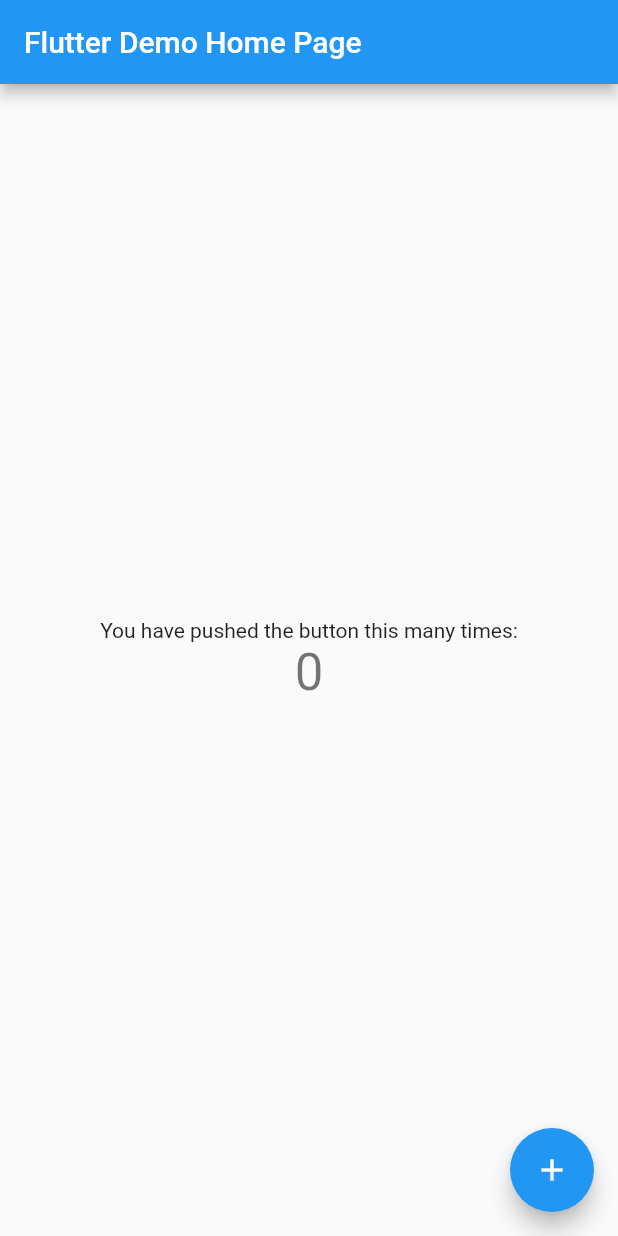
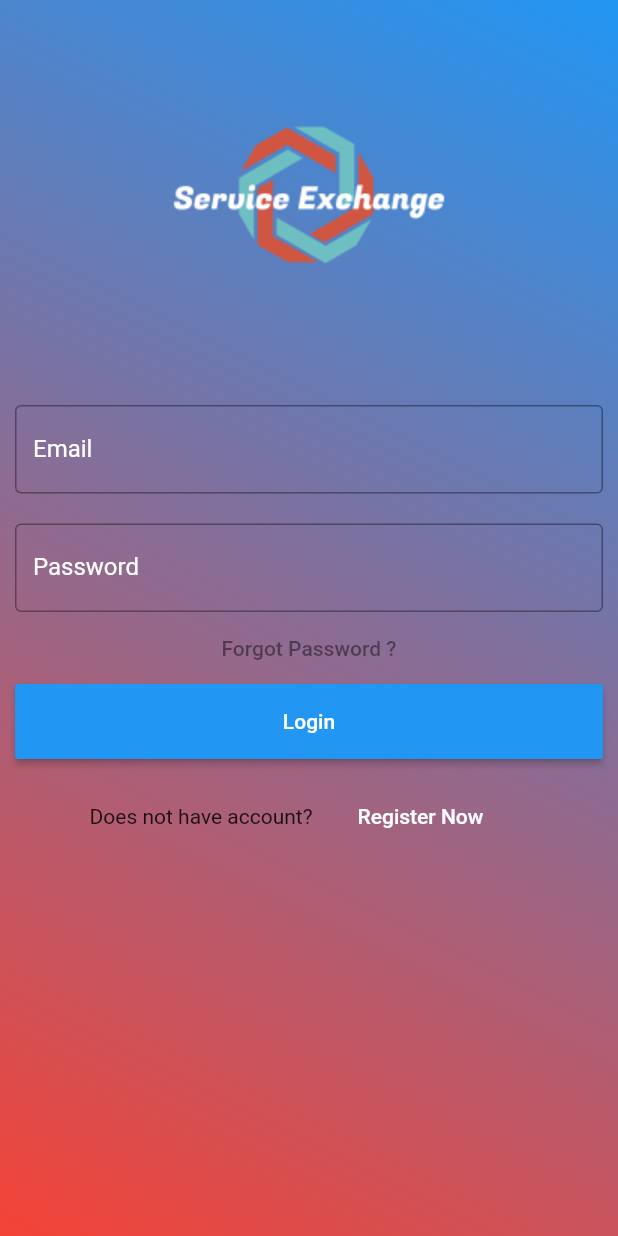
Before and after one commit to MuhammadAbdulSalam/skill_exchange_flutter, a Flutter app: the screen it shows after launch, on a phone screen of 412 x 824 dp. Run offline on Flutter 3.47's test engine with Material 2 defaults, Android fonts, the phone set to English and light mode, and no system bars.

Commit message:
gradient and logo

```diff
--- /dev/null
+++ b/lib/loginviews/LoginActivity.dart
@@ -0,0 +1,94 @@
+
+
+
+import 'package:flutter/material.dart';
+
+class LoginActivity extends StatefulWidget {
+  @override
+  _LoginState createState() => _LoginState();
+}
+
+class _LoginState extends State<LoginActivity>{
+  @override
+  Widget build(BuildContext context) {
+    return Scaffold(
+        body: Center(
+
+            child: Container(
+            decoration: BoxDecoration(
+            gradient: LinearGradient(
+            begin: Alignment.topRight,
+            end: Alignment.bottomLeft,
+            colors: [Colors.blue, Colors.red])),
+
+            child: ListView(
+              children: <Widget>[
+                Container(
+                    alignment: Alignment.center,
+                    padding: EdgeInsets.all(30),
+                  child: new Image.asset('images/logo_main.png', width: 200.00, height: 200.00),
+                    ),
+                Container(
+                  padding: EdgeInsets.all(10),
+                  child: TextField(
+                    // controller: nameController,
+                    decoration: InputDecoration(
+                      border: OutlineInputBorder(),
+                      labelText: 'Email',
+                      labelStyle: TextStyle(color: Colors.white),
+                    ),
+                  ),
+                ),
+                Container(
+                  padding: EdgeInsets.fromLTRB(10, 10, 10, 0),
+                  child: TextField(
+                    obscureText: true,
+                    // controller: passwordController,
+                    decoration: InputDecoration(
+                      border: OutlineInputBorder(),
+                      labelText: 'Password',
+                      labelStyle: TextStyle(color: Colors.white),
+                    ),
+                  ),
+                ),
+                FlatButton(
+                  onPressed: (){
+                    //forgot password screen
+                  },
+                  textColor: Colors.black45,
+                  child: Text('Forgot Password ?'),
+
+                ),
+                Container(
+                    height: 50,
+                    padding: EdgeInsets.fromLTRB(10, 0, 10, 0),
+                    child: RaisedButton(
+                      textColor: Colors.white,
+                      color: Colors.blue,
+                      child: Text('Login'),
+                      onPressed: () {
+                    //TODO
+                      },
+                    )),
+                Container(
+                    child: Row(
+                      children: <Widget>[
+                        Text('Does not have account?'),
+                        FlatButton(
+                          textColor: Colors.white,
+                          child: Text(
+                            'Register Now',
+                          ),
+                          padding: EdgeInsets.all(30),
+
+                          onPressed: () {
+                            //signup screen
+                          },
+                        )
+                      ],
+                      mainAxisAlignment: MainAxisAlignment.center,
+                    ))
+              ],
+            ))));
+  }
+}
--- a/lib/main.dart
+++ b/lib/main.dart
@@ -1,117 +1,61 @@
+import 'dart:async';
+
 import 'package:flutter/material.dart';
 
+import 'loginviews/LoginActivity.dart';
+
 void main() {
-  runApp(MyApp());
+  runApp(new MaterialApp(
+    home: new SplashScreen(),
+    routes: <String, WidgetBuilder>{
+      '/HomeScreen': (BuildContext context) => new LoginActivity()
+    },
+  ));
 }
 
-class MyApp extends StatelessWidget {
-  // This widget is the root of your application.
+class SplashScreen extends StatefulWidget {
   @override
-  Widget build(BuildContext context) {
-    return MaterialApp(
-      title: 'Flutter Demo',
-      theme: ThemeData(
-        // This is the theme of your application.
-        //
-        // Try running your application with "flutter run". You'll see the
-        // application has a blue toolbar. Then, without quitting the app, try
-        // changing the primarySwatch below to Colors.green and then invoke
-        // "hot reload" (press "r" in the console where you ran "flutter run",
-        // or simply save your changes to "hot reload" in a Flutter IDE).
-        // Notice that the counter didn't reset back to zero; the application
-        // is not restarted.
-        primarySwatch: Colors.blue,
-        // This makes the visual density adapt to the platform that you run
-        // the app on. For desktop platforms, the controls will be smaller and
-        // closer together (more dense) than on mobile platforms.
-        visualDensity: VisualDensity.adaptivePlatformDensity,
-      ),
-      home: MyHomePage(title: 'Flutter Demo Home Page'),
-    );
-  }
+  _SplashScreenState createState() => new _SplashScreenState();
 }
 
-class MyHomePage extends StatefulWidget {
-  MyHomePage({Key key, this.title}) : super(key: key);
+class _SplashScreenState extends State<SplashScreen> {
 
-  // This widget is the home page of your application. It is stateful, meaning
-  // that it has a State object (defined below) that contains fields that affect
-  // how it looks.
 
-  // This class is the configuration for the state. It holds the values (in this
-  // case the title) provided by the parent (in this case the App widget) and
-  // used by the build method of the State. Fields in a Widget subclass are
-  // always marked "final".
+  startTime() async {
+    var _duration = new Duration(seconds: 2);
+    return new Timer(_duration, navigationPage);
+  }
 
-  final String title;
+  void navigationPage() {
+    Navigator.of(context).pushReplacementNamed('/HomeScreen');
+  }
 
   @override
-  _MyHomePageState createState() => _MyHomePageState();
-}
-
-class _MyHomePageState extends State<MyHomePage> {
-  int _counter = 0;
-
-  void _incrementCounter() {
-    setState(() {
-      // This call to setState tells the Flutter framework that something has
-      // changed in this State, which causes it to rerun the build method below
-      // so that the display can reflect the updated values. If we changed
-      // _counter without calling setState(), then the build method would not be
-      // called again, and so nothing would appear to happen.
-      _counter++;
-    });
+  void initState() {
+    super.initState();
+    startTime();
   }
 
   @override
   Widget build(BuildContext context) {
-    // This method is rerun every time setState is called, for instance as done
-    // by the _incrementCounter method above.
-    //
-    // The Flutter framework has been optimized to make rerunning build methods
-    // fast, so that you can just rebuild anything that needs updating rather
-    // than having to individually change instances of widgets.
-    return Scaffold(
-      appBar: AppBar(
-        // Here we take the value from the MyHomePage object that was created by
-        // the App.build method, and use it to set our appbar title.
-        title: Text(widget.title),
+    double width=MediaQuery.of(context).size.width;
+    double height=MediaQuery.of(context).size.height;
+
+    return new Scaffold(
+      body: new Center(
+        child: Container(
+          width: width,
+          height: height,
+          decoration: BoxDecoration(
+              gradient: LinearGradient(
+                  begin: Alignment.topRight,
+                  end: Alignment.bottomLeft,
+                  colors: [Colors.blue, Colors.red])),
+
+          child: new Image.asset('images/logo_main.png', width: 10.00, height: 10.00),
+        )
       ),
-      body: Center(
-        // Center is a layout widget. It takes a single child and positions it
-        // in the middle of the parent.
-        child: Column(
-          // Column is also a layout widget. It takes a list of children and
-          // arranges them vertically. By default, it sizes itself to fit its
-          // children horizontally, and tries to be as tall as its parent.
-          //
-          // Invoke "debug painting" (press "p" in the console, choose the
-          // "Toggle Debug Paint" action from the Flutter Inspector in Android
-          // Studio, or the "Toggle Debug Paint" command in Visual Studio Code)
-          // to see the wireframe for each widget.
-          //
-          // Column has various properties to control how it sizes itself and
-          // how it positions its children. Here we use mainAxisAlignment to
-          // center the children vertically; the main axis here is the vertical
-          // axis because Columns are vertical (the cross axis would be
-          // horizontal).
-          mainAxisAlignment: MainAxisAlignment.center,
-          children: <Widget>[
-            Text(
-              'You have pushed the button this many times:',
-            ),
-            Text(
-              '$_counter',
-              style: Theme.of(context).textTheme.headline4,
-            ),
-          ],
-        ),
-      ),
-      floatingActionButton: FloatingActionButton(
-        onPressed: _incrementCounter,
-        tooltip: 'Increment',
-        child: Icon(Icons.add),
-      ), // This trailing comma makes auto-formatting nicer for build methods.
+
     );
   }
 }
```
Also changed, not shown: pubspec.yaml (+2 -35 lines), images/logo_main.png (added), 1 other file.
